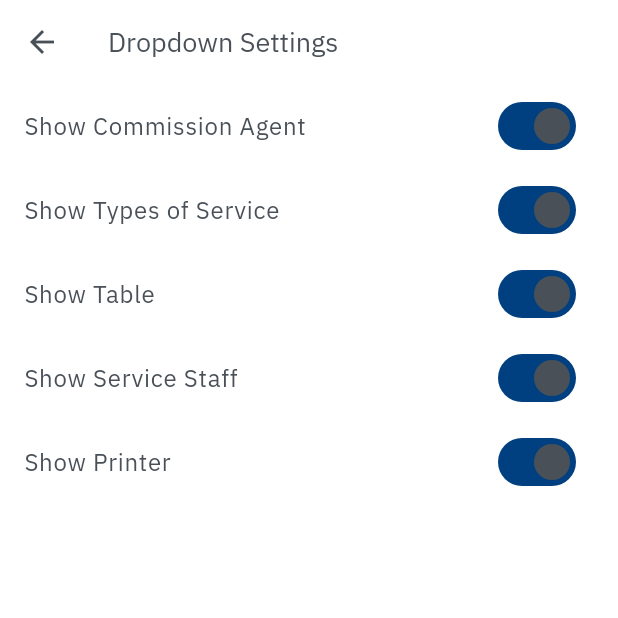
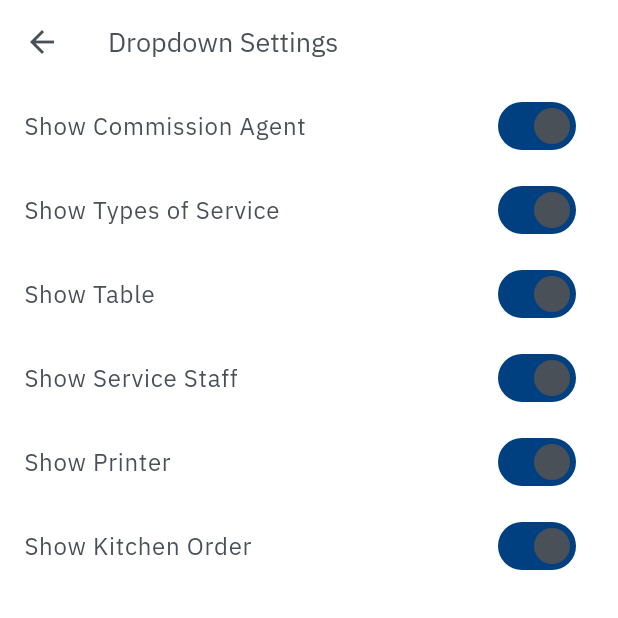
Before and after one commit to mustaqeem-m/Oasis-windows-POS-v1, a Flutter app: the SettingsPage screen opened by its route, on a phone screen of 412 x 824 dp, the top half of it. Run offline on Flutter 3.47's test engine with Material 3 defaults, Android fonts, the light colour scheme and no system bars; our stand-ins replace cached_network_image, connectivity_plus, dio, dropdown_search, fluttertoast, geolocator and 11 more; missing offline and left inert: app_settings, cron, get_ip_address, simple_barcode_scanner; accounts and stored records are empty; network calls fail.

Commit message:
Added Kitchen order dropdown to the settings page

```diff
--- a/lib/pages/settings_page.dart
+++ b/lib/pages/settings_page.dart
@@ -50,6 +50,13 @@ class SettingsPage extends StatelessWidget {
                   provider.updateDropdownVisibility('showPrinter', value);
                 },
               ),
+              SwitchListTile(
+                title: const Text('Show Kitchen Order'),
+                value: provider.dropdownVisibilities['showKitchenOrder']!,
+                onChanged: (bool value) {
+                  provider.updateDropdownVisibility('showKitchenOrder', value);
+                },
+              ),
             ],
           );
         },
--- a/lib/providers/home_provider.dart
+++ b/lib/providers/home_provider.dart
@@ -65,6 +65,7 @@ class HomeProvider with ChangeNotifier {
     'showTable': true,
     'showServiceStaff': true,
     'showPrinter': true,
+    'showKitchenOrder': true,
   };
   Map<String, bool> get dropdownVisibilities => _dropdownVisibilities;
 
@@ -84,6 +85,7 @@ class HomeProvider with ChangeNotifier {
       'showTable': prefs.getBool('showTable') ?? true,
       'showServiceStaff': prefs.getBool('showServiceStaff') ?? true,
       'showPrinter': prefs.getBool('showPrinter') ?? true,
+      'showKitchenOrder': prefs.getBool('showKitchenOrder') ?? true,
     };
     notifyListeners();
   }
```
Also changed, not shown: lib/pages/products.dart (+6 -2 lines).
